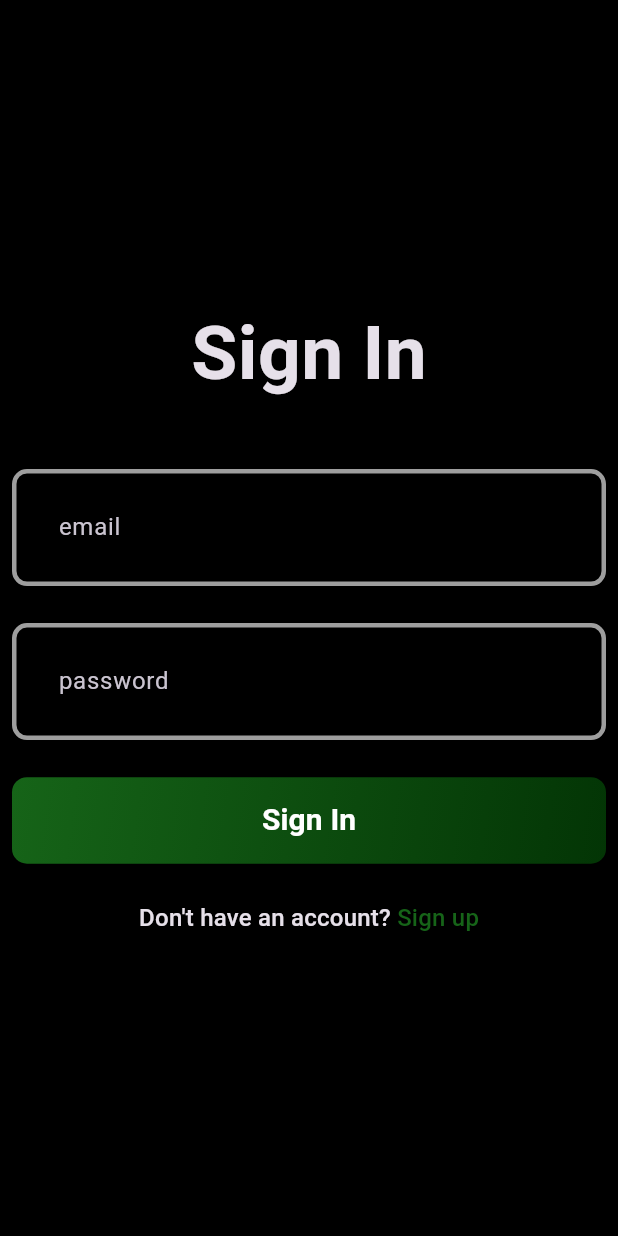
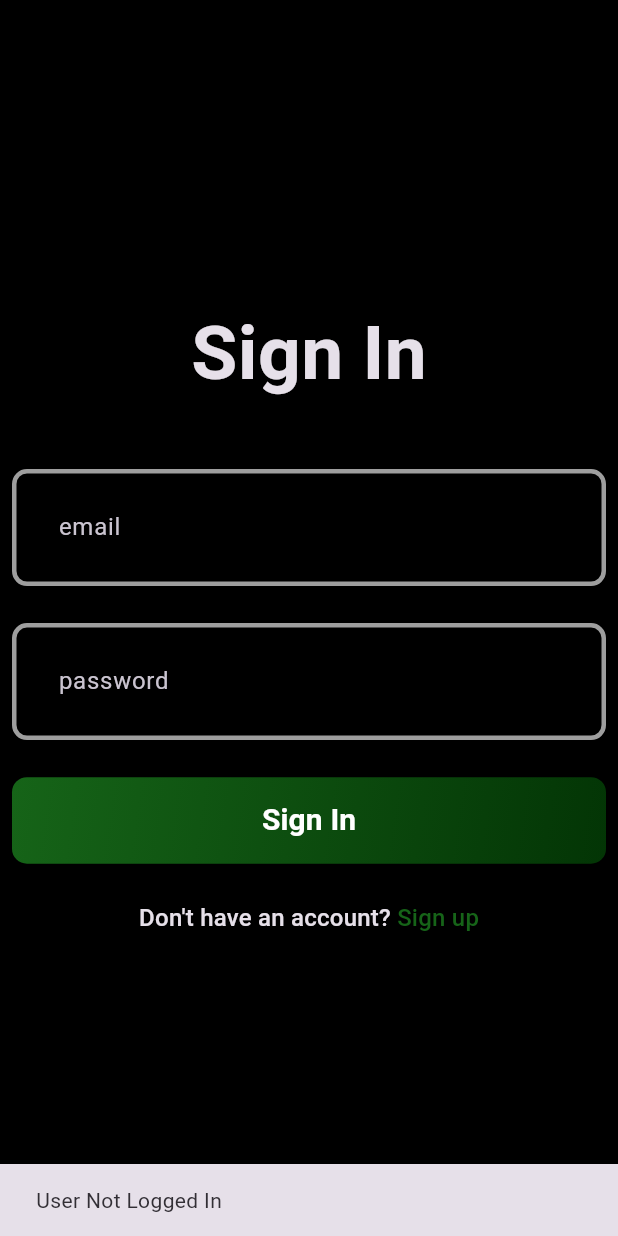
Before and after one commit to rashmirekha99/blog_app, a Flutter app: the first screen one second after launch, on a phone screen of 412 x 824 dp. Run offline on Flutter 3.47's test engine with Material 3 defaults, Android fonts, the phone set to English and light mode, and no system bars; our stand-ins replace flutter_bloc, fpdart, get_it, supabase_flutter; accounts and stored records are empty.

```diff
--- /dev/null
+++ b/lib/core/common/cubits/user_cubit/user_cubit_cubit.dart
@@ -0,0 +1,16 @@
+import 'package:blog_app/core/common/entities/user.dart';
+import 'package:flutter_bloc/flutter_bloc.dart';
+
+part 'user_cubit_state.dart';
+
+class UserCubitCubit extends Cubit<UserCubitState> {
+  UserCubitCubit() : super(UserCubitInitial());
+
+  void updateUser(User? user) {
+    if (user == null) {
+      emit(UserCubitInitial());
+    } else {
+      emit(AppUserState(user));
+    }
+  }
+}
--- /dev/null
+++ b/lib/core/common/cubits/user_cubit/user_cubit_state.dart
@@ -0,0 +1,10 @@
+part of 'user_cubit_cubit.dart';
+
+sealed class UserCubitState {}
+
+final class UserCubitInitial extends UserCubitState {}
+
+final class AppUserState extends UserCubitState {
+  final User user;
+  AppUserState(this.user);
+}
--- a/lib/core/common/widgets/loader.dart
+++ b/lib/core/common/widgets/loader.dart
@@ -10,6 +10,8 @@ class Loader extends StatefulWidget {
 class _LoaderState extends State<Loader> {
   @override
   Widget build(BuildContext context) {
-    return const Center(child: CircularProgressIndicator.adaptive(),);
+    return const Center(
+      child: CircularProgressIndicator.adaptive(),
+    );
   }
 }
--- a/lib/core/theme/theme.dart
+++ b/lib/core/theme/theme.dart
@@ -15,6 +15,7 @@ class AppTheme {
     inputDecorationTheme: InputDecorationTheme(
         contentPadding: EdgeInsets.all(27),
         errorBorder: _border(AppPalette.errorColor),
+        focusedErrorBorder: _border(AppPalette.errorColor),
         enabledBorder: _border(),
         focusedBorder: _border(AppPalette.gradient1)),
   );
--- a/lib/core/usecases/usecase.dart
+++ b/lib/core/usecases/usecase.dart
@@ -3,4 +3,9 @@ import 'package:fpdart/fpdart.dart';
 
 abstract interface class UseCase<SucessType,Params> {
   Future<Either<Failure, SucessType>> call(Params params);
+
 }
+
+class NoParams{
+
+}
--- a/lib/features/auth/data/models/user_models.dart
+++ b/lib/features/auth/data/models/user_models.dart
@@ -1,4 +1,4 @@
-import 'package:blog_app/features/auth/domain/entities/user.dart';
+import 'package:blog_app/core/common/entities/user.dart';
 
 class UserModels extends User {
   UserModels({
--- a/lib/features/auth/data/respositories/auth _repository_impl.dart
+++ b/lib/features/auth/data/respositories/auth _repository_impl.dart
@@ -1,7 +1,7 @@
 import 'package:blog_app/core/error/exception.dart';
 import 'package:blog_app/core/error/failures.dart';
 import 'package:blog_app/features/auth/data/datasources/auth_data_source.dart';
-import 'package:blog_app/features/auth/domain/entities/user.dart';
+import 'package:blog_app/core/common/entities/user.dart';
 import 'package:blog_app/features/auth/domain/repository/auth_repository.dart';
 import 'package:fpdart/fpdart.dart';
 
@@ -11,17 +11,17 @@ class AuthRespositoryImpl implements AuthRepository {
   @override
   Future<Either<Failure, User>> signInWithEmailPassword(
       {required String email, required String password}) async {
-        return _getUser(()async=>await authDataSource.signInWithEmailPassword(
-          email: email, password: password));
+    return _getUser(() async => await authDataSource.signInWithEmailPassword(
+        email: email, password: password));
   }
+
   @override
   Future<Either<Failure, User>> signUpWithEmailPassword(
       {required String name,
       required String email,
       required String password}) async {
-   return _getUser(() async => await authDataSource.signUpWithEmailPassword(
+    return _getUser(() async => await authDataSource.signUpWithEmailPassword(
         email: email, password: password, name: name));
-
   }
 
   Future<Either<Failure, User>> _getUser(Future<User> Function() fun) async {
@@ -32,4 +32,17 @@ class AuthRespositoryImpl implements AuthRepository {
       return left(Failure(e.message));
     }
   }
+
+  @override
+  Future<Either<Failure, User>> currentUser() async {
+    try {
+      final user = await authDataSource.getCurrentUser();
+      if (user == null) {
+        return left(Failure('User Not Logged In'));
+      }
+      return right(user);
+    } on ServerException catch (e) {
+      return left(Failure(e.message));
+    }
+  }
 }
--- a/lib/features/auth/domain/repository/auth_repository.dart
+++ b/lib/features/auth/domain/repository/auth_repository.dart
@@ -1,5 +1,5 @@
 import 'package:blog_app/core/error/failures.dart';
-import 'package:blog_app/features/auth/domain/entities/user.dart';
+import 'package:blog_app/core/common/entities/user.dart';
 import 'package:fpdart/fpdart.dart';
 
 abstract interface class AuthRepository {
@@ -14,4 +14,5 @@ abstract interface class AuthRepository {
     required String email,
     required String password,
   });
+  Future<Either<Failure, User>> currentUser();
 }
--- /dev/null
+++ b/lib/features/auth/domain/usecases/current_user.dart
@@ -0,0 +1,14 @@
+import 'package:blog_app/core/error/failures.dart';
+import 'package:blog_app/core/usecases/usecase.dart';
+import 'package:blog_app/core/common/entities/user.dart';
+import 'package:blog_app/features/auth/domain/repository/auth_repository.dart';
+import 'package:fpdart/src/either.dart';
+
+class CurrentUser implements UseCase<User, NoParams> {
+  final AuthRepository authRepository;
+  CurrentUser(this.authRepository);
+  @override
+  Future<Either<Failure, User>> call(NoParams params)async {
+    return await authRepository.currentUser();
+  }
+}
--- a/lib/features/auth/domain/usecases/user_sign_in.dart
+++ b/lib/features/auth/domain/usecases/user_sign_in.dart
@@ -1,6 +1,6 @@
 import 'package:blog_app/core/error/failures.dart';
 import 'package:blog_app/core/usecases/usecase.dart';
-import 'package:blog_app/features/auth/domain/entities/user.dart';
+import 'package:blog_app/core/common/entities/user.dart';
 import 'package:blog_app/features/auth/domain/repository/auth_repository.dart';
 import 'package:fpdart/fpdart.dart';
 
--- a/lib/features/auth/domain/usecases/user_sign_up.dart
+++ b/lib/features/auth/domain/usecases/user_sign_up.dart
@@ -1,6 +1,6 @@
 import 'package:blog_app/core/error/failures.dart';
 import 'package:blog_app/core/usecases/usecase.dart';
-import 'package:blog_app/features/auth/domain/entities/user.dart';
+import 'package:blog_app/core/common/entities/user.dart';
 import 'package:blog_app/features/auth/domain/repository/auth_repository.dart';
 import 'package:fpdart/fpdart.dart';
 
--- a/lib/features/auth/presentation/bloc/auth_bloc.dart
+++ b/lib/features/auth/presentation/bloc/auth_bloc.dart
@@ -1,4 +1,7 @@
-import 'package:blog_app/features/auth/domain/entities/user.dart';
+import 'package:blog_app/core/common/cubits/user_cubit/user_cubit_cubit.dart';
+import 'package:blog_app/core/usecases/usecase.dart';
+import 'package:blog_app/core/common/entities/user.dart';
+import 'package:blog_app/features/auth/domain/usecases/current_user.dart';
 import 'package:blog_app/features/auth/domain/usecases/user_sign_in.dart';
 import 'package:blog_app/features/auth/domain/usecases/user_sign_up.dart';
 import 'package:flutter/material.dart';
@@ -10,12 +13,24 @@ part 'auth_state.dart';
 class AuthBloc extends Bloc<AuthEvent, AuthState> {
   final UserSignUp _userSignUp;
   final UserSignIn _userSignIn;
-  AuthBloc({required UserSignUp userSignUp,required UserSignIn userSignIn})
-      : _userSignUp = userSignUp,_userSignIn=userSignIn,
+  final CurrentUser _currentUser;
+  final UserCubitCubit _userCubit;
+  AuthBloc(
+      {required UserSignUp userSignUp,
+      required UserSignIn userSignIn,
+      required CurrentUser currentUser,
+      required UserCubitCubit userCubit})
+      : _userSignUp = userSignUp,
+        _userSignIn = userSignIn,
+        _currentUser = currentUser,
+        _userCubit = userCubit,
         super(AuthInitial()) {
+    //automaticslly add loading begining of an emit
+    on<AuthEvent>((_, emit) => emit(AuthLoading()));
     //Sign up
-    on<AuthSignUp>((event, emit) async {
-      emit(AuthLoading());
+    on<AuthSignUp>(
+      (event, emit) async {
+
         final res = await _userSignUp(
           UserSignUpParams(
             email: event.email,
@@ -23,22 +38,39 @@ class AuthBloc extends Bloc<AuthEvent, AuthState> {
             password: event.password,
           ),
         );
-      res.fold((l) => emit(AuthFailure(l.message)), (r) => emit(AuthSucess(r)));
-    },);
+        res.fold((l) => emit(AuthFailure(l.message)),
+            (r) => _emitAuthSucess(r, emit));
+      },
+    );
     //Sign in
     on<AuthSignIn>(
       (event, emit) async {
-        emit(AuthLoading());
+
         final res = await _userSignIn(
           UserSignInParams(
             email: event.email,
             password: event.password,
           ),
         );
-        res.fold(
-            (l) => emit(AuthFailure(l.message)), (r) => emit(AuthSucess(r)));
+        res.fold((l) => emit(AuthFailure(l.message)),
+            (r) => _emitAuthSucess(r, emit));
       },
     );
+    //current User
 
+    on<AuthCurrentUser>(
+      (event, emit) async {
+
+        final res = await _currentUser(NoParams());
+        res.fold((l) => emit(AuthFailure(l.message)),
+            (r) => _emitAuthSucess(r, emit));
+      },
+    );
+  }
+
+  //
+  void _emitAuthSucess(User user, Emitter<AuthState> emit) {
+    _userCubit.updateUser(user);
+    emit(AuthSucess(user));
   }
 }
--- a/lib/features/auth/presentation/bloc/auth_event.dart
+++ b/lib/features/auth/presentation/bloc/auth_event.dart
@@ -21,3 +21,7 @@ final class AuthSignIn extends AuthEvent {
   AuthSignIn({required this.email, required this.password});
 
 }
+
+final class AuthCurrentUser extends AuthEvent{
+
+}
--- a/lib/main.dart
+++ b/lib/main.dart
@@ -1,3 +1,4 @@
+import 'package:blog_app/core/common/cubits/user_cubit/user_cubit_cubit.dart';
 import 'package:blog_app/core/theme/theme.dart';
 import 'package:blog_app/features/auth/presentation/bloc/auth_bloc.dart';
 import 'package:blog_app/features/auth/presentation/pages/signin_page.dart';
@@ -6,20 +7,33 @@ import 'package:blog_app/init_dependencies.dart';
 import 'package:flutter/material.dart';
 import 'package:flutter_bloc/flutter_bloc.dart';
 
-
 void main() async {
   WidgetsFlutterBinding.ensureInitialized();
- await initDependencies();
+  await initDependencies();
 
   runApp(MultiBlocProvider(providers: [
     BlocProvider(
       create: (_) => serviceLocator<AuthBloc>(),
     ),
+    BlocProvider(
+      create: (_) => serviceLocator<UserCubitCubit>(),
+    ),
   ], child: const MyApp()));
 }
 
-class MyApp extends StatelessWidget {
+class MyApp extends StatefulWidget {
   const MyApp({super.key});
+
+  @override
+  State<MyApp> createState() => _MyAppState();
+}
+
+class _MyAppState extends State<MyApp> {
+  @override
+  void initState() {
+    context.read<AuthBloc>().add(AuthCurrentUser());
+    super.initState();
+  }
 
   @override
   Widget build(BuildContext context) {
@@ -27,7 +41,22 @@ class MyApp extends StatelessWidget {
       debugShowCheckedModeBanner: false,
       title: 'Blog App',
       theme: AppTheme.darkThemeMode,
-      home: const SignInPage(),
+      home: BlocSelector<UserCubitCubit, UserCubitState, bool>(
+        selector: (state) {
+          return state is AppUserState;
+        },
+        //if true run this builder
+        builder: (context, state) {
+          if (state) {
+            return const Scaffold(
+              body: Center(
+                child: Text("Logged in"),
+              ),
+            );
+          }
+          return const SignInPage();
+        },
+      ),
       routes: {'/signup': (context) => const SignUpPage()},
     );
   }
```
Also changed, not shown: lib/features/auth/data/datasources/auth_data_source.dart (+29 -6 lines), lib/init_dependencies.dart (+14 -5 lines), lib/core/common/entities/user.dart (renamed from lib/features/auth/domain/entities/user.dart). Lines whose indentation alone changed are shown as unchanged.
